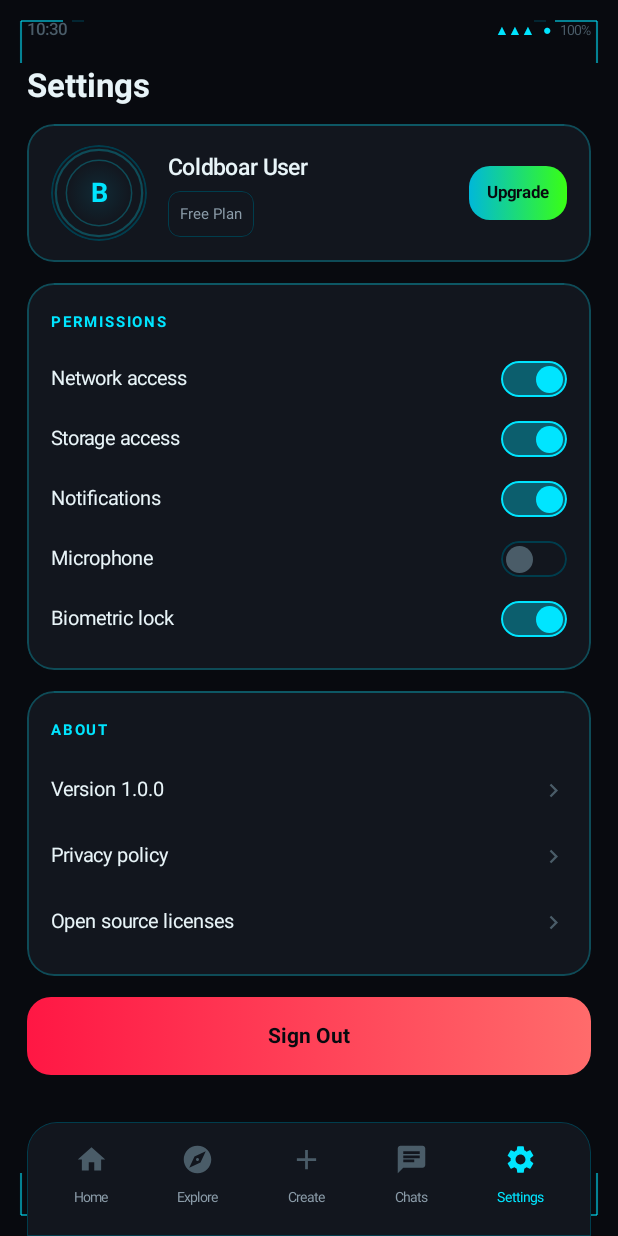
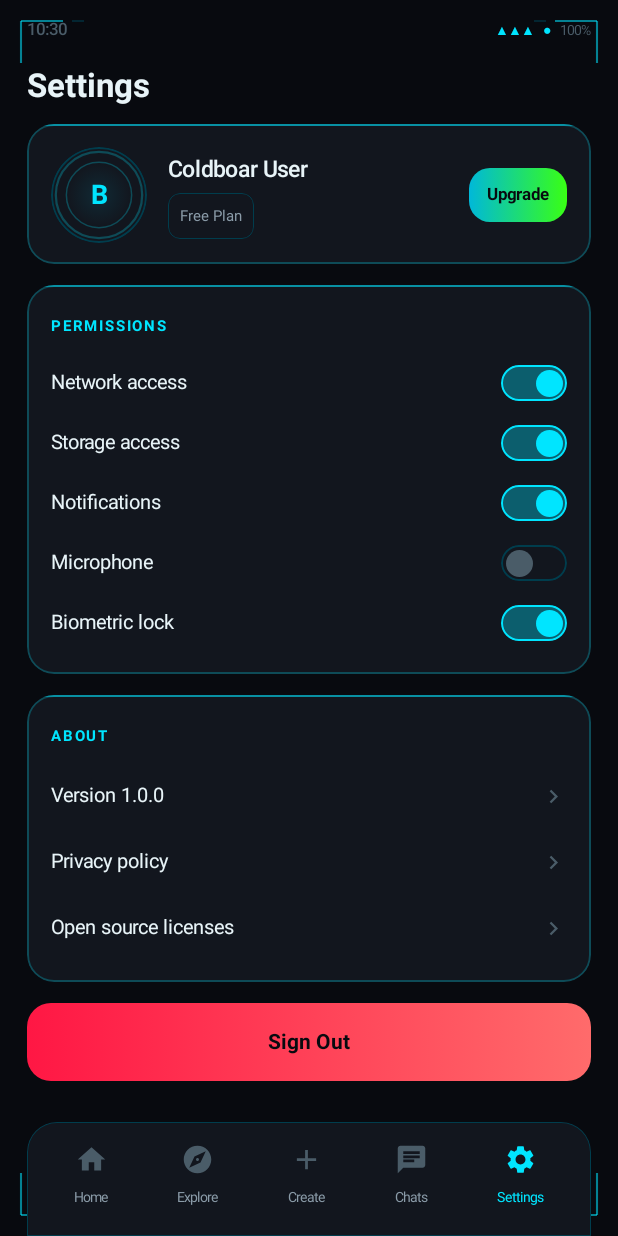
Before and after one commit to victormart43210-ship-it/CoreGuard-Android, an Android app built with Jetpack Compose: the composable SettingsScreen shown on its own in the app's theme, on a phone screen of 412 x 824 dp. Run offline under Robolectric (Android 15) with nearby library versions, the phone set to English and light mode, and no system bars.

Commit message:
Fix code review issues: NavTab routes, onSelect, StatusBar formatter caching, GlassCard accent line

```diff
--- a/app/src/main/java/com/coldboar/coreguard/ui/components/BottomNavBar.kt
+++ b/app/src/main/java/com/coldboar/coreguard/ui/components/BottomNavBar.kt
@@ -27,13 +27,21 @@ import com.coldboar.coreguard.ui.theme.SurfaceGlass
 import com.coldboar.coreguard.ui.theme.TextLow
 import com.coldboar.coreguard.ui.theme.TextMid
 
-data class NavTab(val label: String, val icon: ImageVector)
+/**
+ * @param label Display label shown below the icon.
+ * @param icon  Vector icon for the tab.
+ * @param route Navigation route to invoke when this tab is selected.
+ */
+data class NavTab(val label: String, val icon: ImageVector, val route: String)
 
+/**
+ * @param onSelect Called with the [NavTab.route] of the tapped tab.
+ */
 @Composable
 fun BottomNavBar(
     tabs: List<NavTab>,
     selectedIndex: Int,
-    onSelect: (Int) -> Unit,
+    onSelect: (String) -> Unit,
 ) {
     Row(
         modifier = Modifier
@@ -53,7 +61,7 @@ fun BottomNavBar(
             val selected = index == selectedIndex
             Column(
                 modifier = Modifier
-                    .clickable { onSelect(index) }
+                    .clickable { onSelect(tab.route) }
                     .padding(horizontal = 8.dp, vertical = 4.dp),
                 horizontalAlignment = Alignment.CenterHorizontally,
             ) {
--- a/app/src/main/java/com/coldboar/coreguard/ui/components/GlassCard.kt
+++ b/app/src/main/java/com/coldboar/coreguard/ui/components/GlassCard.kt
@@ -6,6 +6,7 @@ import androidx.compose.foundation.layout.Box
 import androidx.compose.foundation.layout.Column
 import androidx.compose.foundation.layout.ColumnScope
 import androidx.compose.foundation.layout.fillMaxWidth
+import androidx.compose.foundation.layout.height
 import androidx.compose.foundation.layout.padding
 import androidx.compose.foundation.shape.RoundedCornerShape
 import androidx.compose.runtime.Composable
@@ -16,7 +17,7 @@ import androidx.compose.ui.unit.dp
 import com.coldboar.coreguard.ui.theme.SurfaceGlass
 
 /**
- * A frosted-glass styled card with a subtle coloured top accent border.
+ * A frosted-glass styled card with a thin coloured top-edge accent line.
  */
 @Composable
 fun GlassCard(
@@ -25,22 +26,19 @@ fun GlassCard(
     content: @Composable ColumnScope.() -> Unit,
 ) {
     val shape = RoundedCornerShape(18.dp)
-    Box(
+    Column(
         modifier = modifier
             .fillMaxWidth()
             .clip(shape)
             .background(SurfaceGlass)
             .border(0.8.dp, accentTint.copy(alpha = 0.25f), shape),
     ) {
-        // Accent top-edge highlight
+        // Thin accent line along the top edge
         Box(
             modifier = Modifier
                 .fillMaxWidth()
-                .padding(horizontal = 18.dp)
-                .background(
-                    color = accentTint.copy(alpha = 0.08f),
-                )
-                .padding(top = 1.dp),
+                .height(1.dp)
+                .background(accentTint.copy(alpha = 0.45f)),
         )
         Column(modifier = Modifier.padding(horizontal = 16.dp, vertical = 14.dp)) {
             content()
--- a/app/src/main/java/com/coldboar/coreguard/ui/components/StatusBar.kt
+++ b/app/src/main/java/com/coldboar/coreguard/ui/components/StatusBar.kt
@@ -2,11 +2,11 @@ package com.coldboar.coreguard.ui.components
 
 import androidx.compose.foundation.layout.Arrangement
 import androidx.compose.foundation.layout.Row
-import androidx.compose.foundation.layout.Spacer
 import androidx.compose.foundation.layout.fillMaxWidth
 import androidx.compose.foundation.layout.padding
 import androidx.compose.material3.Text
 import androidx.compose.runtime.Composable
+import androidx.compose.runtime.remember
 import androidx.compose.ui.Alignment
 import androidx.compose.ui.Modifier
 import androidx.compose.ui.text.font.FontWeight
@@ -24,7 +24,8 @@ import java.util.Locale
  */
 @Composable
 fun StatusBar() {
-    val time = SimpleDateFormat("HH:mm", Locale.getDefault()).format(Date())
+    val formatter = remember { SimpleDateFormat("HH:mm", Locale.getDefault()) }
+    val time = formatter.format(Date())
     Row(
         modifier = Modifier
             .fillMaxWidth()
--- a/app/src/main/java/com/coldboar/coreguard/ui/nav/Routes.kt
+++ b/app/src/main/java/com/coldboar/coreguard/ui/nav/Routes.kt
@@ -1,10 +1,13 @@
 package com.coldboar.coreguard.ui.nav
 
+import com.coldboar.coreguard.ui.navigation.CoreGuardRoute
+
+/** Route string constants that mirror [CoreGuardRoute] for use in screen-level nav callbacks. */
 object Routes {
-    const val HOME = "home"
-    const val SCANNER = "scanner"
-    const val TIMELINE = "timeline"
-    const val SHIELD = "shield"
-    const val SETTINGS = "settings"
-    const val PREMIUM = "premium"
+    val HOME = CoreGuardRoute.Home.route
+    val SCANNER = CoreGuardRoute.Scanner.route
+    val TIMELINE = CoreGuardRoute.Timeline.route
+    val SHIELD = CoreGuardRoute.Shield.route
+    val SETTINGS = CoreGuardRoute.Settings.route
+    val PREMIUM = CoreGuardRoute.Premium.route
 }
--- a/app/src/main/java/com/coldboar/coreguard/ui/screens/SettingsScreen.kt
+++ b/app/src/main/java/com/coldboar/coreguard/ui/screens/SettingsScreen.kt
@@ -126,14 +126,14 @@ fun SettingsScreen(onTab: (String) -> Unit) {
             Spacer(Modifier.weight(1f))
             BottomNavBar(
                 tabs = listOf(
-                    NavTab("Home",     Icons.Filled.Home),
-                    NavTab("Explore",  Icons.Filled.Explore),
-                    NavTab("Create",   Icons.Filled.Add),
-                    NavTab("Chats",    Icons.Filled.Chat),
-                    NavTab("Settings", Icons.Filled.Settings),
+                    NavTab("Home",     Icons.Filled.Home,     Routes.HOME),
+                    NavTab("Explore",  Icons.Filled.Explore,  Routes.SCANNER),
+                    NavTab("Create",   Icons.Filled.Add,      Routes.TIMELINE),
+                    NavTab("Chats",    Icons.Filled.Chat,     Routes.SHIELD),
+                    NavTab("Settings", Icons.Filled.Settings, Routes.SETTINGS),
                 ),
                 selectedIndex = 4,
-                onSelect = { onTab(Routes.SETTINGS) }
+                onSelect = onTab
             )
         }
     }
```
Also changed, not shown: app/src/main/java/com/coldboar/coreguard/ui/screens/PremiumScreen.kt (+6 -6 lines).
